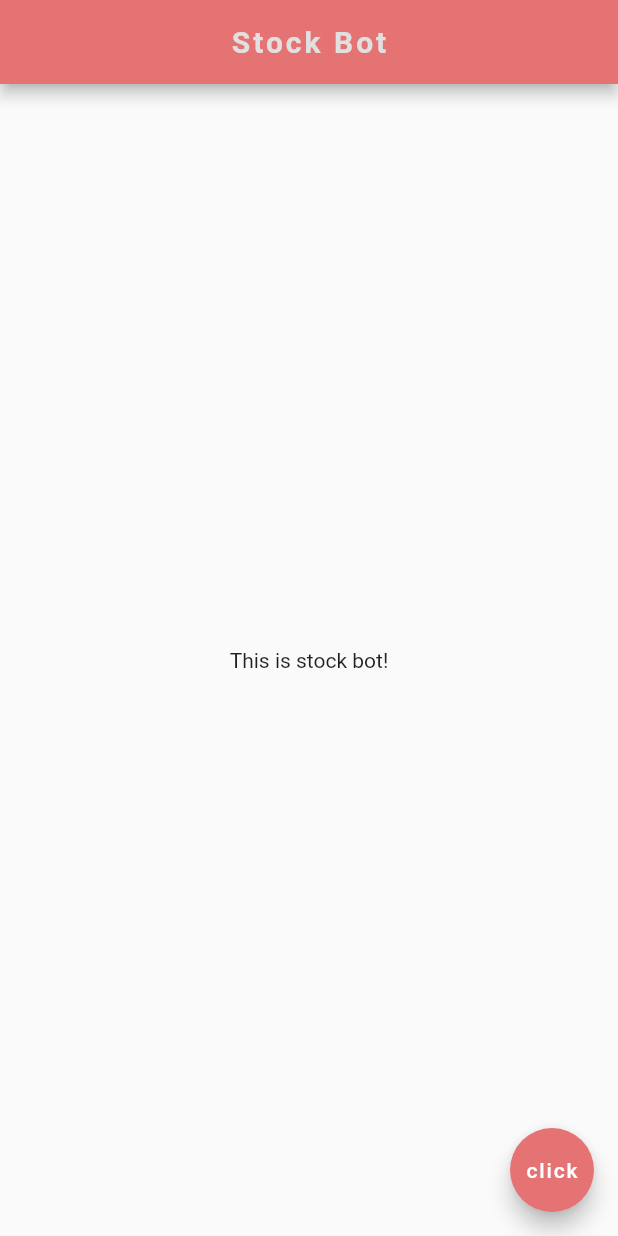
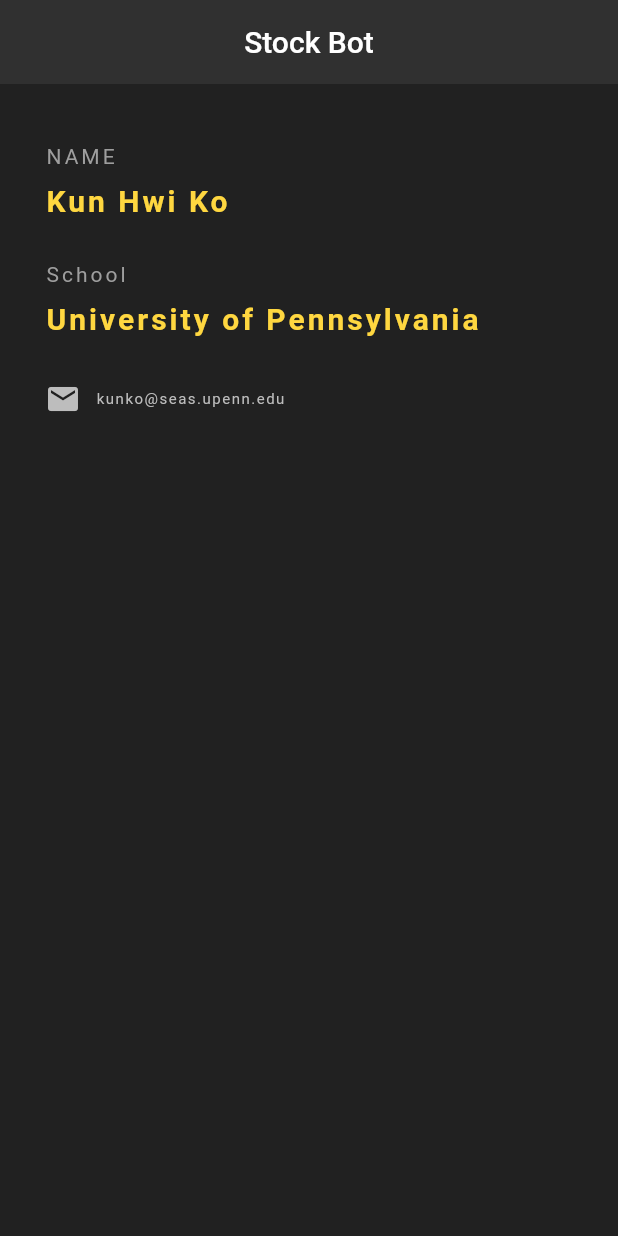
Before and after one commit to kunhwiko/stock-bot, a Flutter app: the screen it shows after launch, on a phone screen of 412 x 824 dp. Run offline on Flutter 3.47's test engine with Material 2 defaults, Android fonts, the phone set to English and light mode, and no system bars.

Commit message:
Practice with Flutter

```diff
--- a/dart_folder/lib/main.dart
+++ b/dart_folder/lib/main.dart
@@ -8,29 +8,74 @@ class Home extends StatelessWidget {
   @override
   Widget build(BuildContext context) {
     return Scaffold(
+      backgroundColor : Colors.grey[900],
+      appBar : AppBar(
+        title : Text('Stock Bot'),
+        centerTitle : true,
+        backgroundColor : Colors.grey[850],
+        elevation : 0.0,
+      ),
 
-      appBar: AppBar(
-        title : Text(
-            'Stock Bot',
+      body : Padding(
+        padding : EdgeInsets.fromLTRB(30.0, 40.0, 30.0, 0.0),
+        child : Column(
+          crossAxisAlignment: CrossAxisAlignment.start,
+          children : <Widget>[
+            Text(
+              'NAME',
               style : TextStyle(
+                color : Colors.grey,
+                letterSpacing: 2.0,
+              ),
+            ),
+            SizedBox(height : 10.0),
+            Text(
+              'Kun Hwi Ko',
+              style : TextStyle(
+                color : Colors.amberAccent[200],
+                letterSpacing : 2.0,
                 fontSize : 20.0,
                 fontWeight : FontWeight.bold,
+              ),
+            ),
+            SizedBox(height : 30.0),
+            Text(
+              'School',
+              style : TextStyle(
+                color : Colors.grey,
+                letterSpacing: 2.0,
+              ),
+            ),
+            SizedBox(height : 10.0),
+            Text(
+              'University of Pennsylvania',
+              style : TextStyle(
+                color : Colors.amberAccent[200],
                 letterSpacing : 2.0,
-              color : Colors.grey[300],
-            )
+                fontSize : 20.0,
+                fontWeight : FontWeight.bold,
               ),
-        centerTitle: true,
-        backgroundColor: Colors.red[300],
             ),
-
-      body : Center(
-        child : Text("This is stock bot!"),
+            SizedBox(height : 30.0),
+            Row(
+              children : <Widget>[
+                Icon(
+                  Icons.email,
+                  color : Colors.grey[400],
                 ),
-
-      floatingActionButton: FloatingActionButton(
-        onPressed : () {},
-        child : Text("click"),
-        backgroundColor : Colors.red[300],
+                SizedBox(width:10.0),
+                Text(
+                  'kunko@seas.upenn.edu',
+                  style : TextStyle(
+                    color : Colors.grey[400],
+                    fontSize : 10.0,
+                    letterSpacing : 1.0,
+                  ),
+                ),
+              ],
+            ),
+          ],
+        ),
       ),
 
     );
```
Lines whose indentation alone changed are shown as unchanged.
